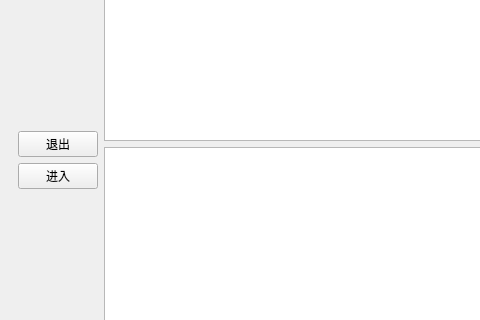
Above: Lib/Qt/UI/Widget/QPushButton/resource/ui/mainwindow.ui from wjdready/Code before the change; both pictures show x 0 to 480 and y 164 to 484 of the 845 by 670 pixel window. Below: the same form after it.
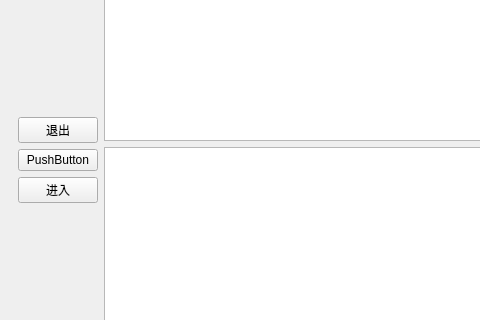
That is the form after the change. Icons and pictures are not drawn.

The edit to the form file:
```diff
--- a/Lib/Qt/UI/Widget/QPushButton/resource/ui/mainwindow.ui
+++ b/Lib/Qt/UI/Widget/QPushButton/resource/ui/mainwindow.ui
@@ -42,6 +42,20 @@
              </property>
             </widget>
            </item>
+           <item>
+            <widget class="QPushButton" name="pushButton_3">
+             <property name="cursor">
+              <cursorShape>ArrowCursor</cursorShape>
+             </property>
+             <property name="text">
+              <string>PushButton</string>
+             </property>
+             <property name="icon">
+              <iconset>
+               <normaloff>../image/emoji_celebrate.png</normaloff>../image/emoji_celebrate.png</iconset>
+             </property>
+            </widget>
+           </item>
            <item>
             <widget class="QPushButton" name="pushButton">
              <property name="text">
```
Left out of the diff: 2 changed lines with no effect on the pictures.
